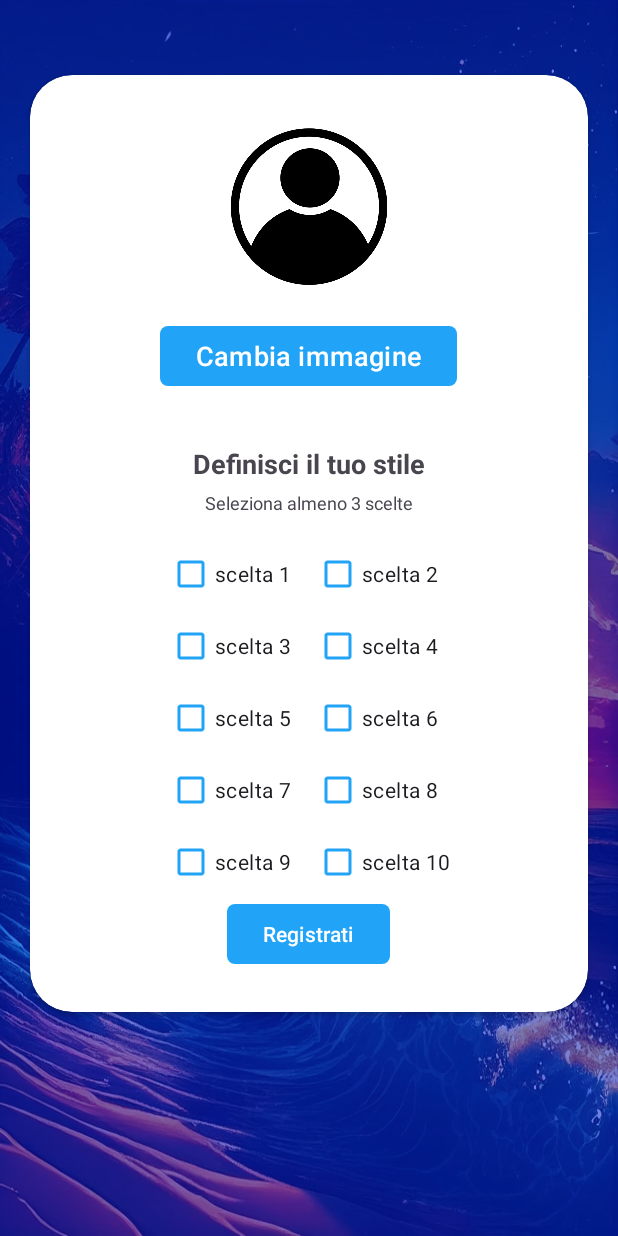
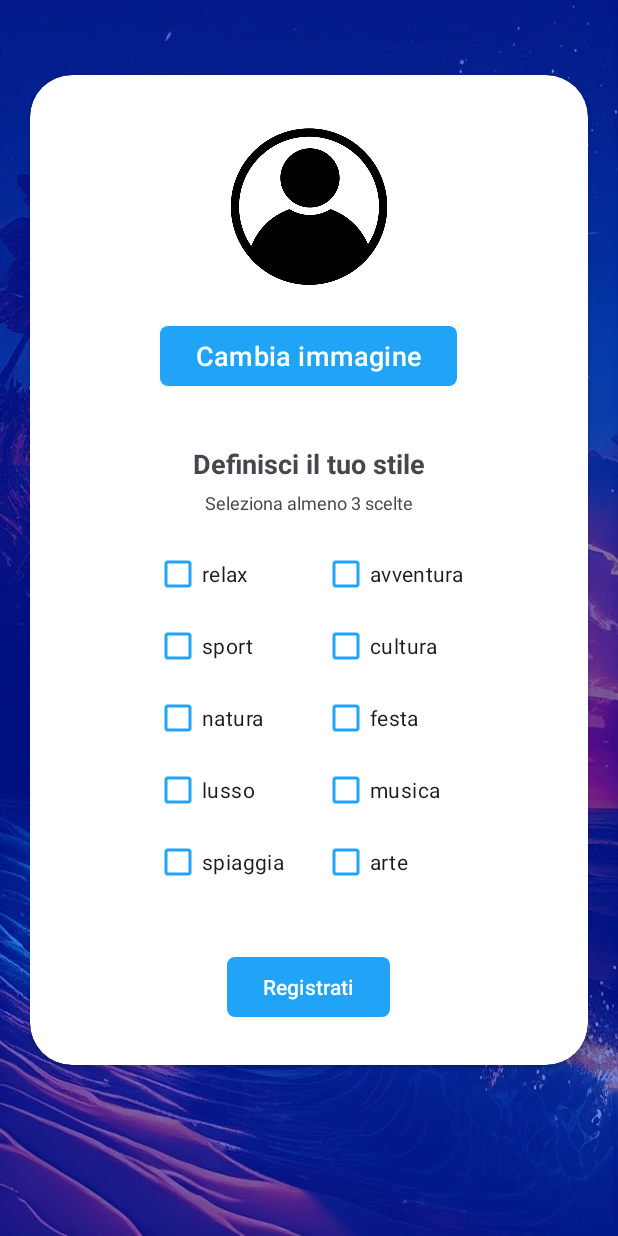
Before and after one commit to michelecarloni/wefly_kotlin, an Android app: the CompletaProfiloActivity screen opened directly, with no data from a screen before it, on a phone screen of 412 x 824 dp. Run offline under Robolectric (Android 15) with nearby library versions, the light colour scheme and no system bars; our stand-ins replace Firebase (no records; nobody signed in at launch, a user with empty details on screens opened directly); pictures from the network do not load.

Commit message:
layout changes

```diff
--- a/app/src/main/res/layout/activity_completa_profilo.xml
+++ b/app/src/main/res/layout/activity_completa_profilo.xml
@@ -74,97 +74,93 @@
                 android:layout_marginTop = "15dp"
                 android:layout_gravity = "center_horizontal">
 
+                <LinearLayout
+                    android:id = "@+id/linearLayout2"
+                    android:layout_width="wrap_content"
+                    android:layout_height="wrap_content"
+                    android:orientation="vertical"
+                    app:layout_constraintTop_toTopOf="parent"
+                    app:layout_constraintStart_toStartOf="parent">
+
                     <com.google.android.material.checkbox.MaterialCheckBox
                         android:id="@+id/scelta1"
                         android:layout_width="wrap_content"
                         android:layout_height="wrap_content"
                         app:buttonTint="@color/light_blue"
-                    android:text = "@string/scelta1"
-                    app:layout_constraintStart_toStartOf="parent"
-                    app:layout_constraintTop_toTopOf="parent"/>
+                        android:text = "@string/scelta1"/>
+                    <com.google.android.material.checkbox.MaterialCheckBox
+                        android:id="@+id/scelta3"
+                        android:layout_width="wrap_content"
+                        android:layout_height="wrap_content"
+                        app:buttonTint="@color/light_blue"
+                        android:text = "@string/scelta3"/>
+                    <com.google.android.material.checkbox.MaterialCheckBox
+                        android:id="@+id/scelta5"
+                        android:layout_width="wrap_content"
+                        android:layout_height="wrap_content"
+                        app:buttonTint="@color/light_blue"
+                        android:text = "@string/scelta5"/>
+                    <com.google.android.material.checkbox.MaterialCheckBox
+                        android:id="@+id/scelta7"
+                        android:layout_width="wrap_content"
+                        android:layout_height="wrap_content"
+                        app:buttonTint="@color/light_blue"
+                        android:text = "@string/scelta7"/>
+                    <com.google.android.material.checkbox.MaterialCheckBox
+                        android:id="@+id/scelta9"
+                        android:layout_width="wrap_content"
+                        android:layout_height="wrap_content"
+                        app:buttonTint="@color/light_blue"
+                        android:text = "@string/scelta9"/>
+
+                </LinearLayout>
+
+                <LinearLayout
+                    android:id = "@+id/linearLayout3"
+                    android:layout_width="wrap_content"
+                    android:layout_height="wrap_content"
+                    android:orientation="vertical"
+                    app:layout_constraintTop_toTopOf="parent"
+                    app:layout_constraintEnd_toEndOf="parent"
+                    app:layout_constraintStart_toEndOf="@id/linearLayout2"
+                    android:layout_marginLeft =  "25dp">
+
                     <com.google.android.material.checkbox.MaterialCheckBox
                         android:id="@+id/scelta2"
                         android:layout_width="wrap_content"
                         android:layout_height="wrap_content"
                         app:buttonTint="@color/light_blue"
-                    android:text = "@string/scelta2"
-                    android:layout_marginLeft = "15dp"
-                    app:layout_constraintStart_toEndOf="@id/scelta1"
-                    app:layout_constraintTop_toTopOf="parent"/>
-
-                <com.google.android.material.checkbox.MaterialCheckBox
-                    android:id="@+id/scelta3"
-                    android:layout_width="wrap_content"
-                    android:layout_height="wrap_content"
-                    app:buttonTint="@color/light_blue"
-                    android:text = "@string/scelta3"
-                    app:layout_constraintStart_toStartOf="parent"
-                    app:layout_constraintTop_toBottomOf="@id/scelta1"/>
+                        android:text = "@string/scelta2"/>
                     <com.google.android.material.checkbox.MaterialCheckBox
                         android:id="@+id/scelta4"
                         android:layout_width="wrap_content"
                         android:layout_height="wrap_content"
                         app:buttonTint="@color/light_blue"
-                    android:text = "@string/scelta4"
-                    android:layout_marginLeft = "15dp"
-                    app:layout_constraintStart_toEndOf="@id/scelta3"
-                    app:layout_constraintTop_toBottomOf="@id/scelta2"/>
-
-                <com.google.android.material.checkbox.MaterialCheckBox
-                    android:id="@+id/scelta5"
-                    android:layout_width="wrap_content"
-                    android:layout_height="wrap_content"
-                    app:buttonTint="@color/light_blue"
-                    android:text = "@string/scelta5"
-                    app:layout_constraintStart_toStartOf="parent"
-                    app:layout_constraintTop_toBottomOf="@id/scelta3"/>
+                        android:text = "@string/scelta4"/>
                     <com.google.android.material.checkbox.MaterialCheckBox
                         android:id="@+id/scelta6"
                         android:layout_width="wrap_content"
                         android:layout_height="wrap_content"
                         app:buttonTint="@color/light_blue"
-                    android:text = "@string/scelta6"
-                    android:layout_marginLeft = "15dp"
-                    app:layout_constraintStart_toEndOf="@id/scelta5"
-                    app:layout_constraintTop_toBottomOf="@id/scelta4"/>
-
-                <com.google.android.material.checkbox.MaterialCheckBox
-                    android:id="@+id/scelta7"
-                    android:layout_width="wrap_content"
-                    android:layout_height="wrap_content"
-                    app:buttonTint="@color/light_blue"
-                    android:text = "@string/scelta7"
-                    app:layout_constraintStart_toStartOf="parent"
-                    app:layout_constraintTop_toBottomOf="@id/scelta5"/>
+                        android:text = "@string/scelta6"/>
                     <com.google.android.material.checkbox.MaterialCheckBox
                         android:id="@+id/scelta8"
                         android:layout_width="wrap_content"
                         android:layout_height="wrap_content"
                         app:buttonTint="@color/light_blue"
-                    android:text = "@string/scelta8"
-                    android:layout_marginLeft = "15dp"
-                    app:layout_constraintStart_toEndOf="@id/scelta7"
-                    app:layout_constraintTop_toBottomOf="@id/scelta6"/>
-
-                <com.google.android.material.checkbox.MaterialCheckBox
-                    android:id="@+id/scelta9"
-                    android:layout_width="wrap_content"
-                    android:layout_height="wrap_content"
-                    app:buttonTint="@color/light_blue"
-                    android:text = "@string/scelta9"
-                    app:layout_constraintStart_toStartOf="parent"
-                    app:layout_constraintTop_toBottomOf="@id/scelta7"/>
+                        android:text = "@string/scelta8"/>
                     <com.google.android.material.checkbox.MaterialCheckBox
                         android:id="@+id/scelta10"
                         android:layout_width="wrap_content"
                         android:layout_height="wrap_content"
                         app:buttonTint="@color/light_blue"
-                    android:text = "@string/scelta10"
-                    android:layout_marginLeft = "15dp"
-                    app:layout_constraintStart_toEndOf="@id/scelta9"
-                    app:layout_constraintTop_toBottomOf="@id/scelta8"/>
+                        android:text = "@string/scelta10"/>
+
+                </LinearLayout>
 
             </androidx.constraintlayout.widget.ConstraintLayout>
+
+
 
             <com.google.android.material.button.MaterialButton
                 android:id="@+id/registrati_btn"
@@ -175,6 +171,7 @@
                 app:cornerRadius="5dp"
                 app:elevation = "8dp"
                 android:layout_gravity = "center_horizontal"
+                android:layout_marginTop = "35dp"
                 app:backgroundTint="@color/light_blue"/>
 
         </LinearLayout>
--- a/app/src/main/res/values/strings.xml
+++ b/app/src/main/res/values/strings.xml
@@ -9,16 +9,16 @@
     <string name="prova2">TESTO 2</string>
     <string name="prova3">TESTO 3</string>
 
-    <string name="scelta1">scelta 1</string>
-    <string name="scelta2">scelta 2</string>
-    <string name="scelta3">scelta 3</string>
-    <string name="scelta4">scelta 4</string>
-    <string name="scelta5">scelta 5</string>
-    <string name="scelta6">scelta 6</string>
-    <string name="scelta7">scelta 7</string>
-    <string name="scelta8">scelta 8</string>
-    <string name="scelta9">scelta 9</string>
-    <string name="scelta10">scelta 10</string>
+    <string name="scelta1">relax</string>
+    <string name="scelta2">avventura</string>
+    <string name="scelta3">sport</string>
+    <string name="scelta4">cultura</string>
+    <string name="scelta5">natura</string>
+    <string name="scelta6">festa</string>
+    <string name="scelta7">lusso</string>
+    <string name="scelta8">musica</string>
+    <string name="scelta9">spiaggia</string>
+    <string name="scelta10">arte</string>
     <!-- TODO: Remove or change this placeholder text -->
     <string name="hello_blank_fragment">Hello blank fragment</string>
     <!-- Strings used for fragments for navigation -->
```
Also changed, not shown: app/src/main/res/layout/fragment_crea_viaggio2.xml (+57 -81 lines), app/src/main/res/layout/fragment_pop_up_info_utente.xml (+55 -60 lines). Lines whose indentation alone changed are shown as unchanged.
